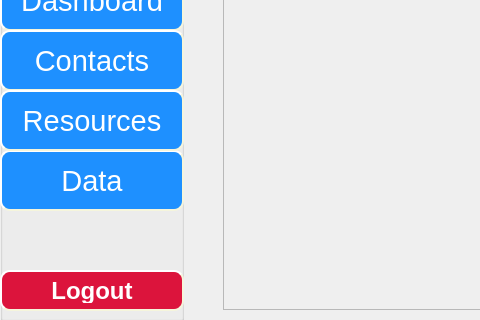
This is CuringCamPAINS/gui/dashboardgui.ui in CS-205-S22/CuringCamPAINS as Qt 5 draws it before an edit; both pictures show x 0 to 480 and y 260 to 580 of the 832 by 580 pixel window. The edited form follows.
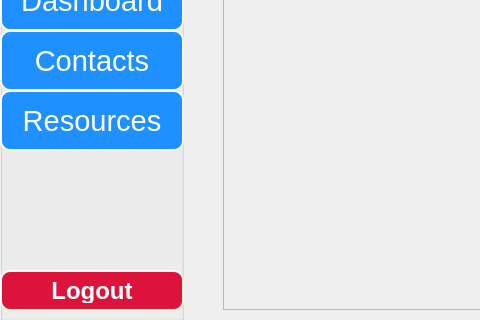
This is the edited form.

The edit to the form file:
```diff
--- a/CuringCamPAINS/gui/dashboardgui.ui
+++ b/CuringCamPAINS/gui/dashboardgui.ui
@@ -79,33 +79,6 @@
      <string>Contacts</string>
     </property>
    </widget>
-   <widget class="QPushButton" name="pushButton_data">
-    <property name="geometry">
-     <rect>
-      <x>0</x>
-      <y>410</y>
-      <width>184</width>
-      <height>61</height>
-     </rect>
-    </property>
-    <property name="font">
-     <font>
-      <pointsize>22</pointsize>
-     </font>
-    </property>
-    <property name="styleSheet">
-     <string notr="true">background-color:rgb(30,144,255);
-color:rgb(255,255,255);
-    border-style: outset;
-    border-width: 2px;
-    border-radius: 10px;
-    border-color: beige;
-    padding: 6px;</string>
-    </property>
-    <property name="text">
-     <string>Data</string>
-    </property>
-   </widget>
    <widget class="QLabel" name="label_title">
     <property name="geometry">
      <rect>
```
